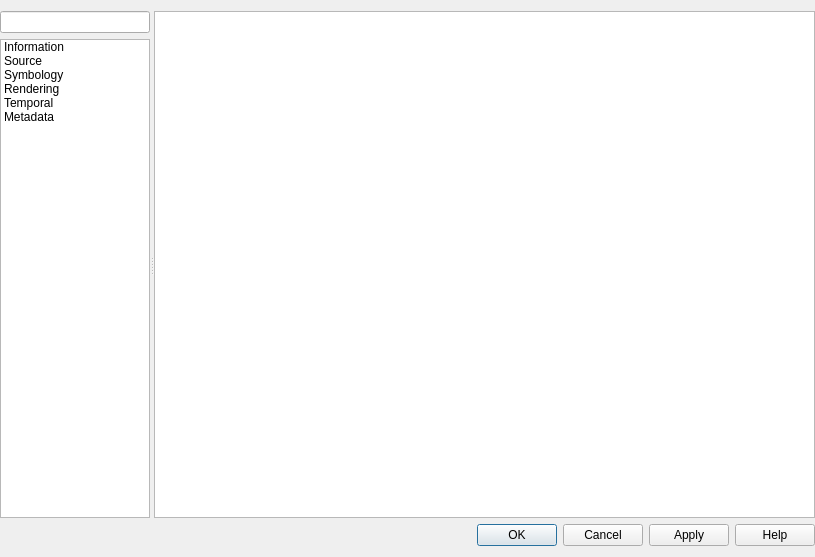
Qt form src/ui/mesh/qgsmeshlayerpropertiesbase.ui (andreassteffens/QGIS) before a commit.
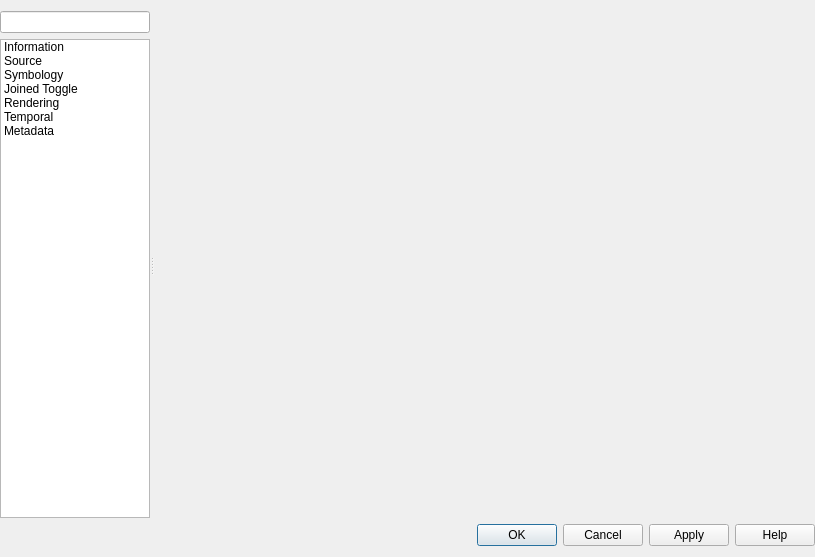
The same form after that commit. The open tabs and pages were chosen to show the change. Icons and pictures are not drawn. Custom widgets are drawn as their Qt base class.

Commit message: added joined toggle functionality to additional layer types

```diff
--- a/src/ui/mesh/qgsmeshlayerpropertiesbase.ui
+++ b/src/ui/mesh/qgsmeshlayerpropertiesbase.ui
@@ -134,6 +134,18 @@
             <normaloff>:/images/themes/default/propertyicons/symbology.svg</normaloff>:/images/themes/default/propertyicons/symbology.svg</iconset>
           </property>
          </item>
+         <item>
+          <property name="text">
+           <string>Joined Toggle</string>
+          </property>
+          <property name="toolTip">
+           <string>([a]tapa) Joined Visibility Toggle Settings</string>
+          </property>
+          <property name="icon">
+           <iconset resource="../../images/images.qrc">
+            <normaloff>:/images/themes/default/sb_joinedtoggle.svg</normaloff>:/images/themes/default/sb_joinedtoggle.svg</iconset>
+          </property>
+         </item>
          <item>
           <property name="text">
            <string>Rendering</string>
@@ -589,6 +601,32 @@
            </item>
           </layout>
          </widget>
+         <widget class="QWidget" name="mOptsPage_JoinedToggle">
+          <layout class="QVBoxLayout" name="verticalLayout_47">
+           <property name="leftMargin">
+            <number>0</number>
+           </property>
+           <property name="topMargin">
+            <number>0</number>
+           </property>
+           <property name="rightMargin">
+            <number>0</number>
+           </property>
+           <property name="bottomMargin">
+            <number>0</number>
+           </property>
+           <item>
+            <widget class="QFrame" name="joinedToggleFrame">
+             <property name="frameShape">
+              <enum>QFrame::NoFrame</enum>
+             </property>
+             <property name="frameShadow">
+              <enum>QFrame::Raised</enum>
+             </property>
+            </widget>
+           </item>
+          </layout>
+         </widget>
          <widget class="QWidget" name="mOptsPage_Temporal">
           <layout class="QGridLayout" name="gridLayout_3">
            <property name="leftMargin">
```
The commit also changes 11 other files.
